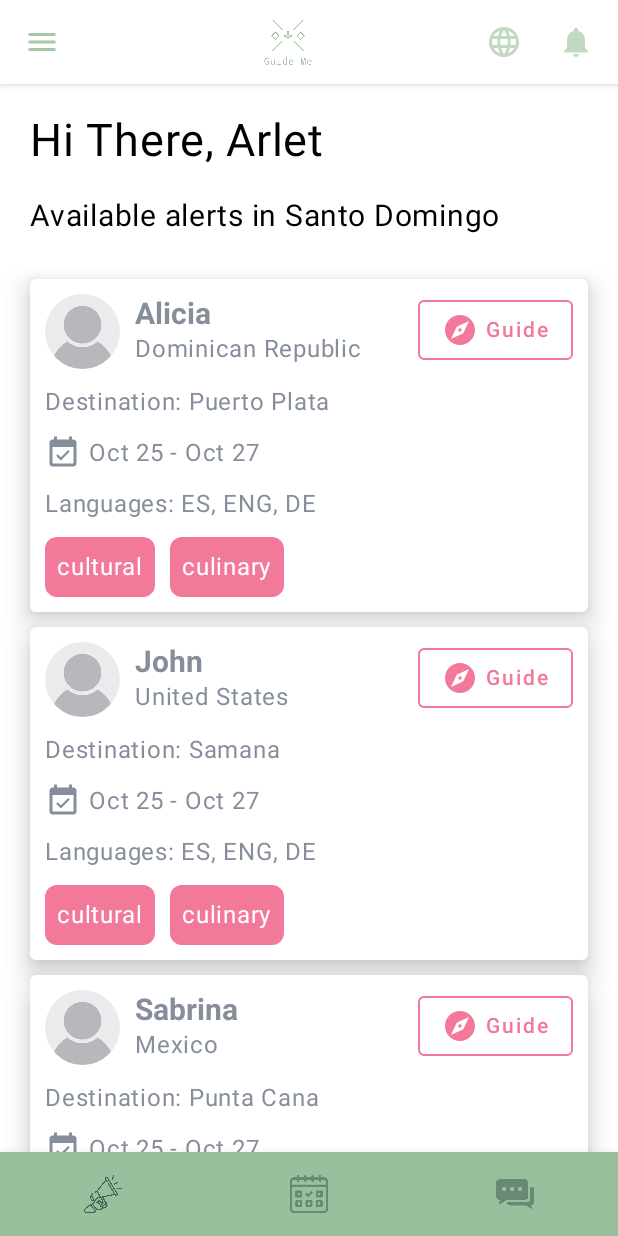
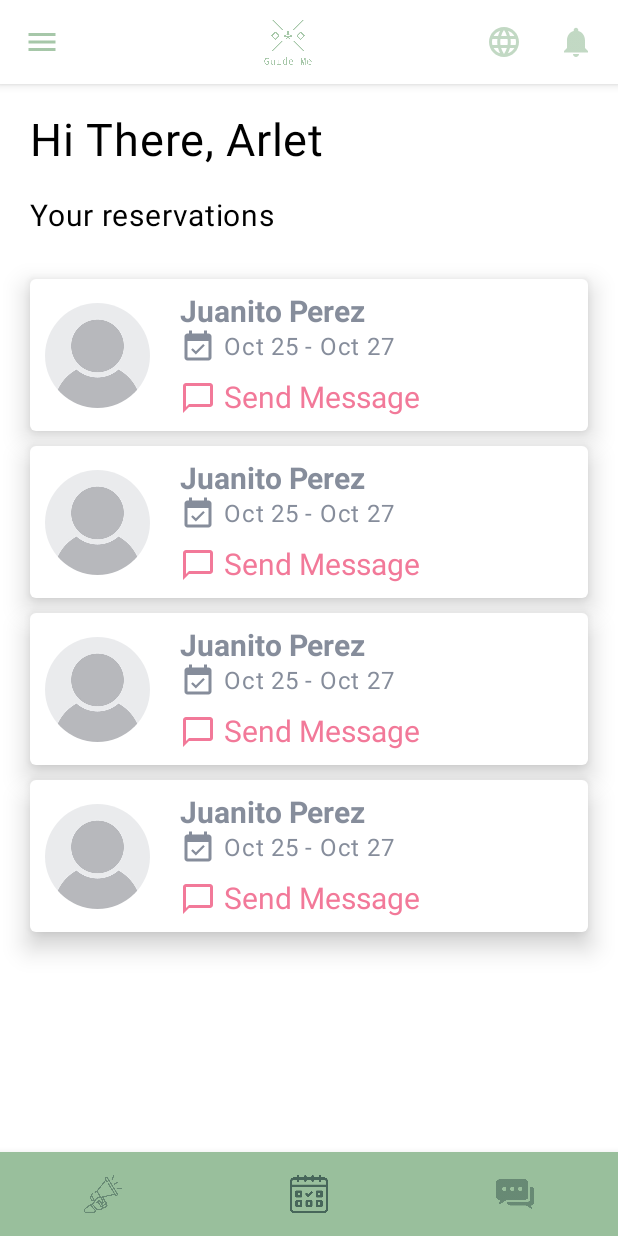
Before and after one commit to ArletCastillo/GuideMeGuidesApp, an Android app built with Jetpack Compose: the HomescreenActivity screen opened directly, with no data from a screen before it, item 2 of the bottom bar chosen, on a phone screen of 412 x 824 dp. Run offline under Robolectric (Android 15) with nearby library versions, the phone set to English and light mode, and no system bars; libraries missing offline, so code that uses them is left out: com.skydoves.landscapist; 2 statements that could not run were skipped.

Commit message:
Finished reservation views

```diff
--- a/app/src/main/java/com/example/guidemeguidesapp/views/homescreen/HomescreenActivity.kt
+++ b/app/src/main/java/com/example/guidemeguidesapp/views/homescreen/HomescreenActivity.kt
@@ -7,7 +7,6 @@ import androidx.compose.foundation.*
 import androidx.compose.foundation.interaction.MutableInteractionSource
 import androidx.compose.foundation.layout.*
 import androidx.compose.foundation.lazy.LazyColumn
-import androidx.compose.foundation.lazy.rememberLazyListState
 import androidx.compose.foundation.shape.CircleShape
 import androidx.compose.foundation.shape.RoundedCornerShape
 import androidx.compose.material.*
@@ -18,20 +17,17 @@ import androidx.compose.runtime.*
 import androidx.compose.ui.Alignment
 import androidx.compose.ui.Modifier
 import androidx.compose.ui.draw.clip
-import androidx.compose.ui.focus.focusModifier
 import androidx.compose.ui.graphics.Color
 import androidx.compose.ui.layout.ContentScale
 import androidx.compose.ui.res.painterResource
 import androidx.compose.ui.res.stringResource
 import androidx.compose.ui.text.TextStyle
 import androidx.compose.ui.text.font.FontWeight
-import androidx.compose.ui.text.input.TextFieldValue
 import androidx.compose.ui.text.style.TextOverflow
 import androidx.compose.ui.tooling.preview.Preview
 import androidx.compose.ui.unit.Dp
 import androidx.compose.ui.unit.dp
 import androidx.compose.ui.unit.sp
-import androidx.lifecycle.viewmodel.compose.viewModel
 import androidx.navigation.NavGraph.Companion.findStartDestination
 import androidx.navigation.NavHostController
 import androidx.navigation.compose.NavHost
@@ -43,6 +39,8 @@ import com.example.guidemeguidesapp.ui.theme.CancelRed
 import com.example.guidemeguidesapp.ui.theme.GuideMeGuidesAppTheme
 import com.example.guidemeguidesapp.views.chatView.ChatList
 import com.example.guidemeguidesapp.views.chatView.ChatView
+import com.example.guidemeguidesapp.views.reservationdetails.ReservationDetailsContent
+import com.example.guidemeguidesapp.views.reservations.ReservationsContent
 import com.skydoves.landscapist.coil.CoilImage
 import kotlinx.coroutines.CoroutineScope
 import kotlinx.coroutines.launch
@@ -106,7 +104,9 @@ fun ScreenController(navController: NavHostController) {
         startDestination = "alerts",
         builder = {
             composable(route = "alerts", content = { ScaffoldContent(navController = navController) })
+            composable(route = "reservations", content = { ReservationsContent(navController = navController) })
             composable(route = "chat", content = { ChatList(navController = navController) })
+            composable(route = "details", content = { ReservationDetailsContent() })
             composable(route = "chat_with/{sentTo_Id}", content = { backStackEntry ->
                 ChatView(backStackEntry.arguments?.getString("sentTo_Id")!!)
             })
@@ -322,7 +322,6 @@ fun NavDrawer(scaffoldState: ScaffoldState, scope: CoroutineScope, navController
     }
 }
 
-/* User card with standard information */
 @Composable
 fun UserCard(
     name: String,
--- /dev/null
+++ b/app/src/main/java/com/example/guidemeguidesapp/views/reservations/ReservationsActivity.kt
@@ -0,0 +1,155 @@
+package com.example.guidemeguidesapp.views.reservations
+
+import android.os.Bundle
+import androidx.activity.ComponentActivity
+import androidx.activity.compose.setContent
+import androidx.compose.foundation.Image
+import androidx.compose.foundation.border
+import androidx.compose.foundation.clickable
+import androidx.compose.foundation.interaction.MutableInteractionSource
+import androidx.compose.foundation.layout.*
+import androidx.compose.foundation.lazy.LazyColumn
+import androidx.compose.foundation.shape.CircleShape
+import androidx.compose.material.Card
+import androidx.compose.material.Icon
+import androidx.compose.material.MaterialTheme
+import androidx.compose.material.Text
+import androidx.compose.material.icons.Icons
+import androidx.compose.material.icons.filled.ChatBubbleOutline
+import androidx.compose.material.icons.filled.EventAvailable
+import androidx.compose.material.ripple.rememberRipple
+import androidx.compose.runtime.Composable
+import androidx.compose.runtime.remember
+import androidx.compose.ui.Alignment
+import androidx.compose.ui.Modifier
+import androidx.compose.ui.draw.clip
+import androidx.compose.ui.layout.ContentScale
+import androidx.compose.ui.res.painterResource
+import androidx.compose.ui.res.stringResource
+import androidx.compose.ui.text.TextStyle
+import androidx.compose.ui.text.font.FontWeight
+import androidx.compose.ui.tooling.preview.Preview
+import androidx.compose.ui.unit.Dp
+import androidx.compose.ui.unit.dp
+import androidx.compose.ui.unit.sp
+import androidx.navigation.NavHostController
+import com.example.guidemeguidesapp.R
+import com.example.guidemeguidesapp.ui.theme.GuideMeGuidesAppTheme
+import com.skydoves.landscapist.coil.CoilImage
+
+class ReservationsActivity : ComponentActivity() {
+    override fun onCreate(savedInstanceState: Bundle?) {
+        super.onCreate(savedInstanceState)
+        setContent {
+            GuideMeGuidesAppTheme {
+                ReservationsContent()
+            }
+        }
+    }
+}
+
+@Composable
+fun ReservationsContent(navController: NavHostController? = null) {
+    LazyColumn(
+        modifier = Modifier
+            .padding(top = 20.dp, start = 20.dp, end = 20.dp)
+            .fillMaxSize(),
+        content = { item {
+            Text(
+                text = "Hi There, Arlet",
+                color = MaterialTheme.colors.onSecondary,
+                fontSize = 30.sp,
+                modifier = Modifier.padding(bottom = 20.dp)
+            )
+            Text(
+                text = "Your reservations",
+                color = MaterialTheme.colors.onSecondary,
+                fontSize = 20.sp,
+                modifier = Modifier.padding(bottom = 20.dp)
+            )
+            Spacer(modifier = Modifier.padding(bottom = 10.dp))
+            ReservationCard(name = "Juanito", lastname = "Perez", imgSize = 70.dp, navController = navController)
+            Spacer(modifier = Modifier.padding(bottom = 10.dp))
+            ReservationCard(name = "Juanito", lastname = "Perez", imgSize = 70.dp, navController = navController)
+            Spacer(modifier = Modifier.padding(bottom = 10.dp))
+            ReservationCard(name = "Juanito", lastname = "Perez", imgSize = 70.dp, navController = navController)
+            Spacer(modifier = Modifier.padding(bottom = 10.dp))
+            ReservationCard(name = "Juanito", lastname = "Perez", imgSize = 70.dp, navController = navController)
+        } }
+    )
+}
+
+@Composable
+fun ReservationCard(name: String, lastname: String, imageUrl: String = "", imgSize: Dp, navController: NavHostController? = null) {
+    Card(
+        modifier = Modifier
+            .fillMaxWidth()
+            .clickable(
+                interactionSource = remember { MutableInteractionSource() },
+                indication = rememberRipple(color = MaterialTheme.colors.secondary),
+                onClick = { navController?.navigate("details") }
+            ),
+        elevation = 10.dp,
+        content = {
+            Row(verticalAlignment = Alignment.CenterVertically, modifier = Modifier.padding(10.dp)) {
+                if(imageUrl.isEmpty()) {
+                    Image(
+                        painter = painterResource(R.drawable.dummy_avatar),
+                        contentDescription = "Temporal dummy avatar",
+                        modifier = Modifier
+                            .clip(CircleShape)
+                            .height(imgSize)
+                    )
+                } else {
+                    Box(modifier = Modifier
+                        .size(imgSize)
+                        .border(
+                            2.dp,
+                            MaterialTheme.colors.secondary,
+                            CircleShape
+                        )) {
+                        CoilImage(imageModel = imageUrl,
+                            contentDescription = "User profile photo",
+                            contentScale = ContentScale.Crop,
+                            modifier = Modifier.clip(CircleShape))
+                    }
+                }
+                Column(modifier = Modifier.padding(start = 20.dp)) {
+                    Text(
+                        text = "$name $lastname",
+                        style = TextStyle(fontSize = 20.sp, fontWeight = FontWeight.Bold)
+                    )
+                    Row(
+                        content = {
+                            Icon(imageVector = Icons.Default.EventAvailable, contentDescription = "Dates")
+                            Text(modifier = Modifier.padding(start = 5.dp),text = "Oct 25 - Oct 27")
+                        }
+                    )
+                    Row(
+                        modifier = Modifier.padding(top = 10.dp),
+                        content = {
+                            Icon(
+                                imageVector = Icons.Default.ChatBubbleOutline,
+                                contentDescription = "Dates",
+                                tint = MaterialTheme.colors.secondary
+                            )
+                            Text(
+                                modifier = Modifier.padding(start = 5.dp).clickable(onClick = { /* todo */ }),
+                                text = stringResource(id = R.string.send_message),
+                                style = TextStyle(color = MaterialTheme.colors.secondary, fontSize = 20.sp)
+                            )
+                        }
+                    )
+                }
+            }
+        }
+    )
+}
+
+@Preview(showBackground = true)
+@Composable
+fun ReservationsPreview() {
+    GuideMeGuidesAppTheme {
+        ReservationsContent()
+    }
+}
--- a/app/src/main/res/values/strings.xml
+++ b/app/src/main/res/values/strings.xml
@@ -14,4 +14,10 @@
     <string name="languages">Languages</string>
     <string name="title_activity_reservations">ReservationsActivity</string>
     <string name="title_activity_reservation">ReservationActivity</string>
+    <string name="send_message">Send Message</string>
+    <string name="title_activity_reservation_details">ReservationDetailsActivity</string>
+    <string name="about_user">About user</string>
+    <string name="category">Category</string>
+    <string name="group_quantity">Group quantity</string>
+    <string name="payment_successful">Payment Successful</string>
 </resources>
```
Also changed, not shown: app/src/main/AndroidManifest.xml (+10 -0 lines), app/src/main/java/com/example/guidemeguidesapp/views/reservationdetails/ReservationDetailsActivity.kt (added, +196 -0 lines), app/src/main/res/drawable/germany.png (added), app/src/main/res/drawable/spain.png (added), app/src/main/res/drawable/united_kingdom.png (added).
